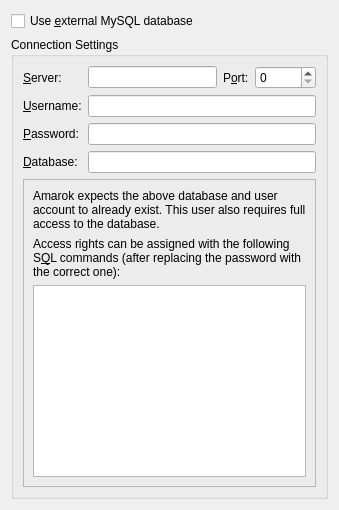
Above: src/configdialog/dialogs/DatabaseConfig.ui from netrunner-debian-kde-extras/amarok before the change. Below: the same form after it.
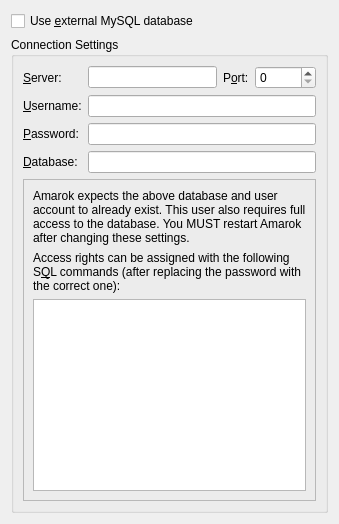
That is the form after the change.

What changed in the file:
```diff
--- a/src/configdialog/dialogs/DatabaseConfig.ui
+++ b/src/configdialog/dialogs/DatabaseConfig.ui
@@ -162,7 +162,7 @@
          <item>
           <widget class="QLabel" name="label_Info">
            <property name="text">
-            <string>Amarok expects the above database and user account to already exist. This user also requires full access to the database.</string>
+            <string>Amarok expects the above database and user account to already exist. This user also requires full access to the database. You MUST restart Amarok after changing these settings.</string>
            </property>
            <property name="wordWrap">
             <bool>true</bool>
```
